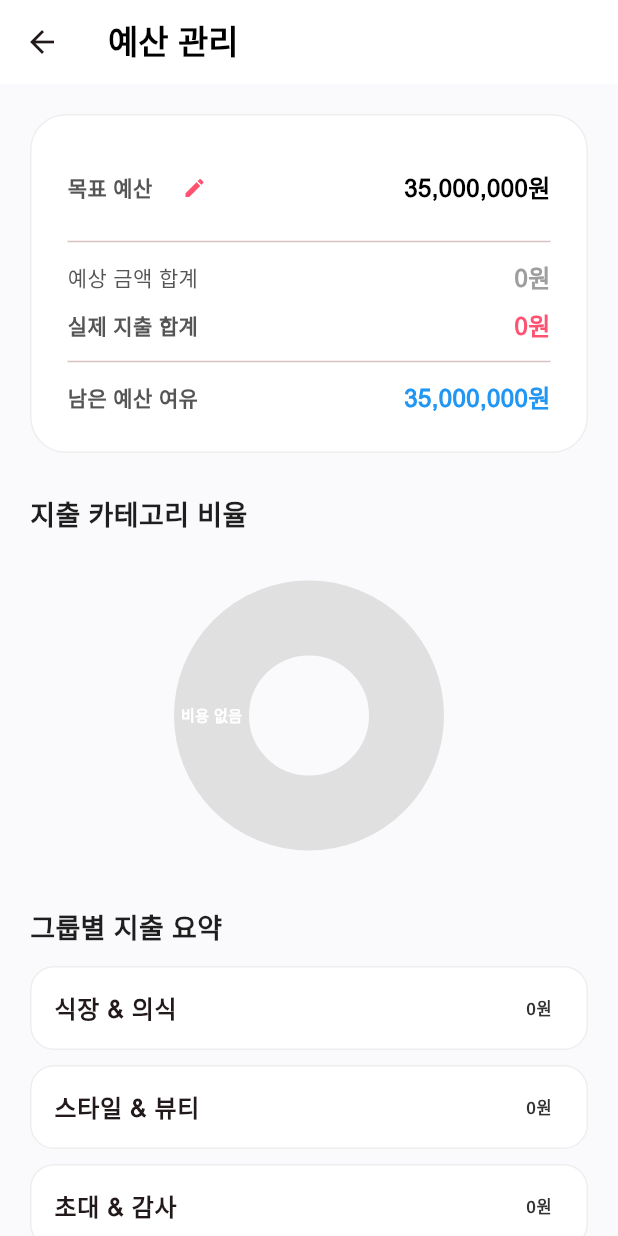
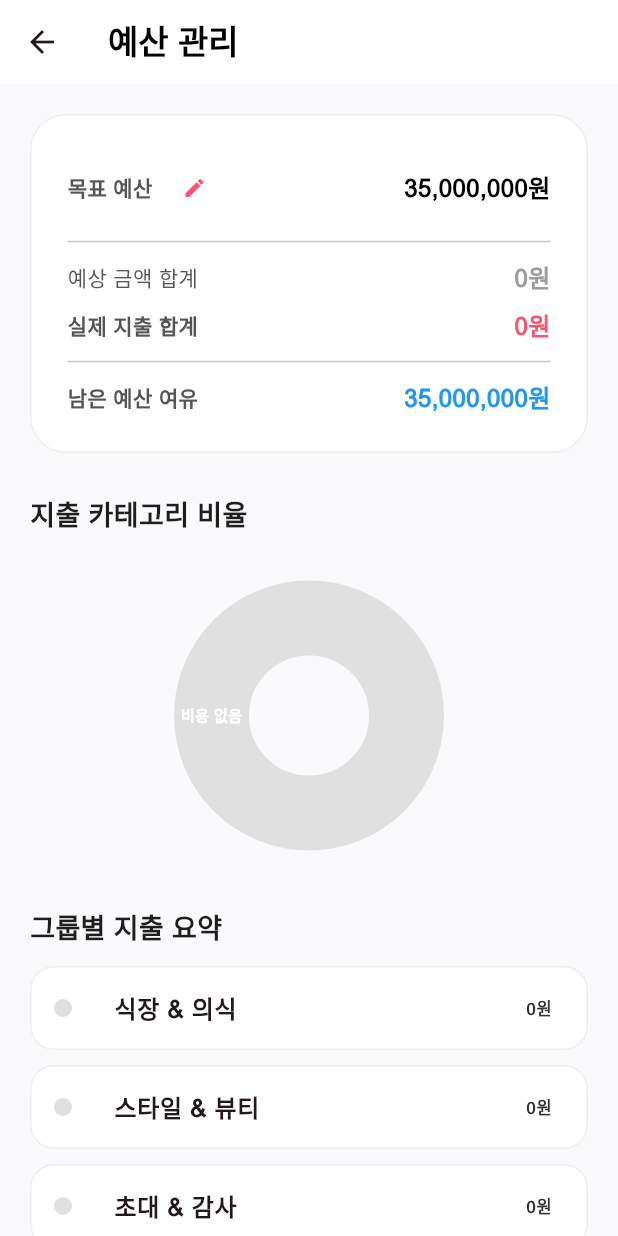
Before and after one commit to kthur/wedding, a Flutter app: the BudgetScreen screen opened directly, on a phone screen of 412 x 824 dp. Run offline on Flutter 3.47's test engine with Material 3 defaults, Android fonts, the phone set to English and light mode, and no system bars; drawn by our look-alikes of fl_chart; our stand-ins replace cloud_firestore, firebase_auth, firebase_core, flutter_riverpod, google_sign_in, image_picker and 5 more; missing offline and left inert: syncfusion_flutter_xlsio; accounts and stored records are empty.

Commit message:
feat: enhance text field formatters & match group colors with pie chart in budget screen

```diff
--- a/lib/screens/budget_screen.dart
+++ b/lib/screens/budget_screen.dart
@@ -38,20 +38,26 @@ class BudgetScreen extends ConsumerWidget {
       const Color(0xFF2196F3),
       const Color(0xFF9C27B0),
     ];
+
+    final Map<String, Color> groupColorMap = {};
     int colorIdx = 0;
 
     groupCostMap.forEach((groupName, cost) {
       if (cost > 0) {
+        final sectionColor = colors[colorIdx % colors.length];
+        groupColorMap[groupName] = sectionColor;
         sections.add(
           PieChartSectionData(
             value: cost.toDouble(),
             title: groupName,
-            color: colors[colorIdx % colors.length],
+            color: sectionColor,
             radius: 50,
             titleStyle: const TextStyle(fontSize: 10, fontWeight: FontWeight.bold, color: Colors.white),
           ),
         );
         colorIdx++;
+      } else {
+        groupColorMap[groupName] = Colors.grey[300]!;
       }
     });
 
@@ -164,6 +170,7 @@ class BudgetScreen extends ConsumerWidget {
             ),
             const SizedBox(height: 12),
             ...groupCostMap.entries.map((entry) {
+              final color = groupColorMap[entry.key] ?? Colors.grey[300]!;
               return Card(
                 color: Colors.white,
                 elevation: 0,
@@ -173,6 +180,14 @@ class BudgetScreen extends ConsumerWidget {
                   side: const BorderSide(color: Color(0xFFEEEEEE)),
                 ),
                 child: ListTile(
+                  leading: Container(
+                    width: 12,
+                    height: 12,
+                    decoration: BoxDecoration(
+                      color: color,
+                      shape: BoxShape.circle,
+                    ),
+                  ),
                   title: Text(entry.key, style: const TextStyle(fontWeight: FontWeight.bold)),
                   trailing: Text(
                     '${_formatPrice(entry.value)}원',
```
Also changed, not shown: lib/screens/category_detail_screen.dart (+58 -4 lines).
